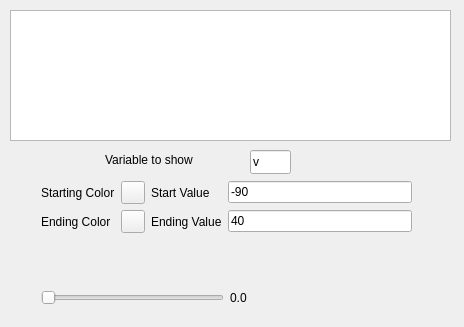
Before: the Qt Designer form neuronvisio/animation.ui in mattions/neuronvisio, drawn with Qt 5.
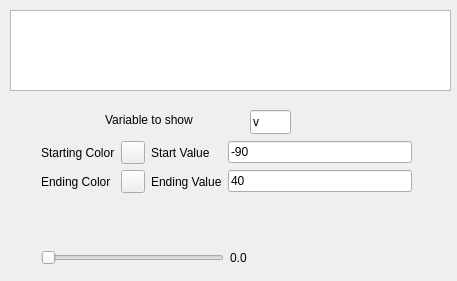
After: the same form once the commit is applied. Custom widgets are drawn as their Qt base class.

Commit message: reduced the size of the animation gradient

Patch:
```diff
--- a/neuronvisio/animation.ui
+++ b/neuronvisio/animation.ui
@@ -6,8 +6,8 @@
    <rect>
     <x>0</x>
     <y>0</y>
-    <width>464</width>
-    <height>327</height>
+    <width>457</width>
+    <height>281</height>
    </rect>
   </property>
   <property name="windowTitle">
@@ -19,7 +19,7 @@
      <x>10</x>
      <y>10</y>
      <width>441</width>
-     <height>131</height>
+     <height>81</height>
     </rect>
    </property>
    <property name="verticalScrollBarPolicy">
@@ -33,7 +33,7 @@
    <property name="geometry">
     <rect>
      <x>105</x>
-     <y>150</y>
+     <y>110</y>
      <width>121</width>
      <height>20</height>
     </rect>
@@ -46,7 +46,7 @@
    <property name="geometry">
     <rect>
      <x>250</x>
-     <y>150</y>
+     <y>110</y>
      <width>41</width>
      <height>24</height>
     </rect>
@@ -55,11 +55,11 @@
     <string>v</string>
    </property>
   </widget>
-  <widget class="QWidget" name="">
+  <widget class="QWidget" name="layoutWidget">
    <property name="geometry">
     <rect>
      <x>41</x>
-     <y>181</y>
+     <y>141</y>
      <width>371</width>
      <height>124</height>
     </rect>
```
